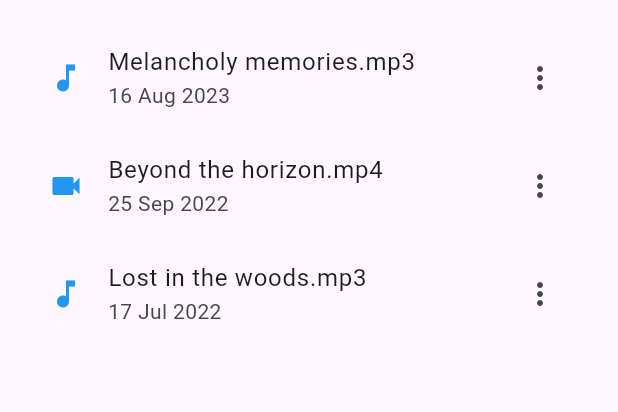
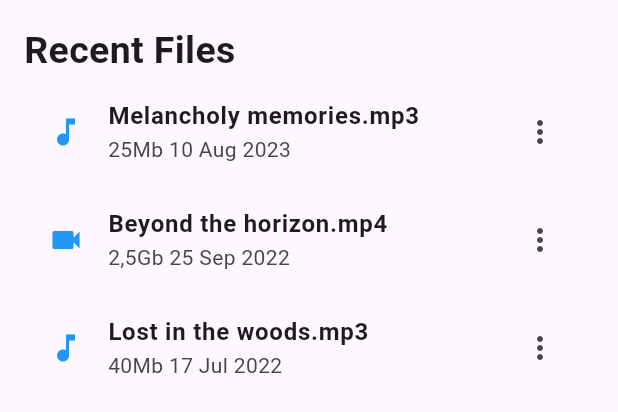
Before and after one commit to Jojo131313/filezy_project, a Flutter app: the RecentFiles widget shown alone on an empty page, opened directly, on a phone screen of 412 x 824 dp. Shown: the top 412 px of the screen. Run offline on Flutter 3.47's test engine with Material 3 defaults, Android fonts, the phone set to English and light mode, and no system bars; our stand-ins replace shared_preferences; accounts and stored records are empty.

Commit message:
correction du commit

```diff
--- a/lib/features/home/screens/acceuil.dart
+++ b/lib/features/home/screens/acceuil.dart
@@ -189,20 +189,24 @@ class RecentFiles extends StatelessWidget {
       child: ListView(
         padding: EdgeInsets.all(16.0),
         children: [
+          Text(
+            "Recent Files",
+            style: TextStyle(fontSize: 25, fontWeight: FontWeight.bold),
+          ),
           FileItem(
             icon: Icons.music_note,
             name: 'Melancholy memories.mp3',
-            date: '16 Aug 2023',
+            date: '25Mb 10 Aug 2023',
           ),
           FileItem(
             icon: Icons.videocam,
             name: 'Beyond the horizon.mp4',
-            date: '25 Sep 2022',
+            date: '2,5Gb 25 Sep 2022',
           ),
           FileItem(
             icon: Icons.music_note,
             name: 'Lost in the woods.mp3',
-            date: '17 Jul 2022',
+            date: '40Mb 17 Jul 2022',
           ),
         ],
       ),
@@ -221,7 +225,10 @@ class FileItem extends StatelessWidget {
   Widget build(BuildContext context) {
     return ListTile(
       leading: Icon(icon, color: Colors.blue),
-      title: Text(name),
+      title: Text(
+        name,
+        style: TextStyle(fontWeight: FontWeight.bold),
+      ),
       subtitle: Text(date),
       trailing: Icon(Icons.more_vert),
     );
--- a/lib/main.dart
+++ b/lib/main.dart
@@ -12,8 +12,8 @@ class FilezyApp extends StatelessWidget {
 
   @override
   Widget build(BuildContext context) {
-    return  MaterialApp(
-      home: Acceuil(),
+    return MaterialApp(
+      home: StartPage(),
       debugShowCheckedModeBanner: false,
     );
   }
```
Also changed, not shown: lib/features/home/screens/start_page.dart (+12 -10 lines), lib/features/login/login.dart (+18 -12 lines).
